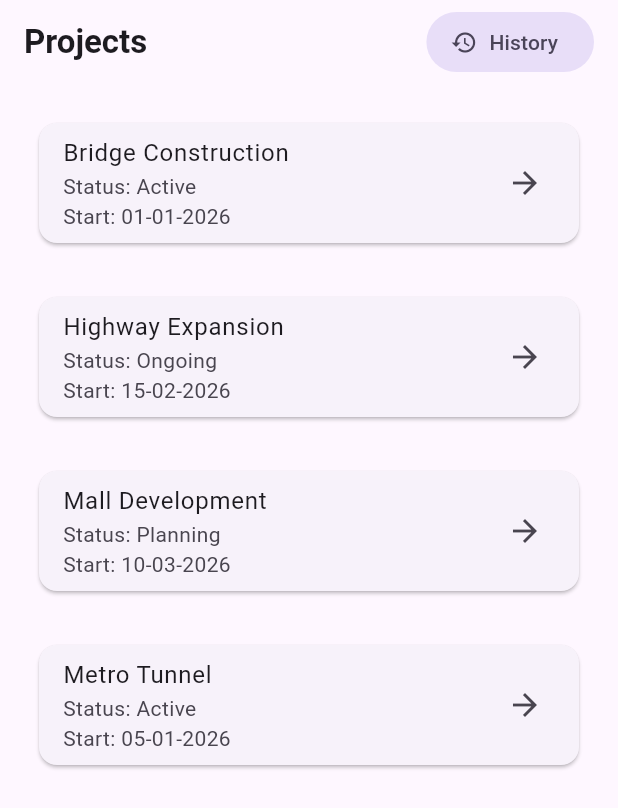
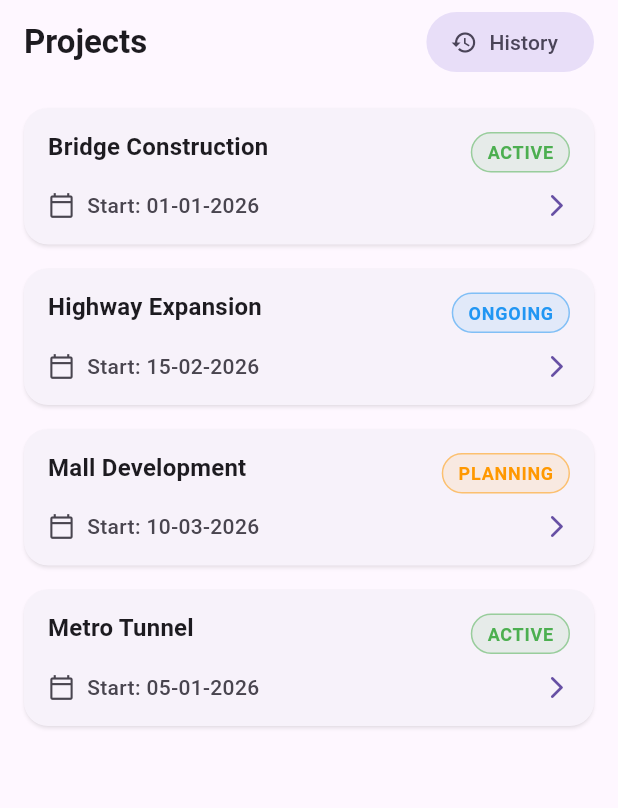
Before and after one commit to KrishPatel1605/drp_app, a Flutter app: the ProjectListScreen screen opened directly, on a phone screen of 412 x 824 dp. Shown: the top 808 px of the screen. Run offline on Flutter 3.47's test engine with Material 3 defaults, Android fonts, the phone set to English and light mode, and no system bars; our stand-ins replace image_picker.

Commit message:
project card ui update with a color helper file

```diff
--- /dev/null
+++ b/lib/utils/status_color_helper.dart
@@ -0,0 +1,16 @@
+import 'package:flutter/material.dart';
+
+class StatusColorHelper {
+  static Color getColor(String status) {
+    switch (status.toLowerCase()) {
+      case 'active':
+        return Colors.green;
+      case 'ongoing':
+        return Colors.blue;
+      case 'planning':
+        return Colors.orange;
+      default:
+        return Colors.grey;
+    }
+  }
+}
--- a/lib/widgets/project_card.dart
+++ b/lib/widgets/project_card.dart
@@ -1,6 +1,7 @@
 import 'package:flutter/material.dart';
 import '../models/project.dart';
 import '../screens/dpr_form_screen.dart';
+import '../utils/status_color_helper.dart';
 
 class ProjectCard extends StatelessWidget {
   final Project project;
@@ -9,12 +10,18 @@ class ProjectCard extends StatelessWidget {
 
   @override
   Widget build(BuildContext context) {
+    final theme = Theme.of(context);
+    final statusColor = StatusColorHelper.getColor(project.status);
+
     return Card(
-      margin: const EdgeInsets.all(10),
-      child: ListTile(
-        title: Text(project.name),
-        subtitle: Text("Status: ${project.status}\nStart: ${project.startDate}"),
-        trailing: const Icon(Icons.arrow_forward),
+      elevation: 1,
+      shadowColor: Colors.black.withOpacity(0.4),
+      margin: EdgeInsets.zero,
+      shape: RoundedRectangleBorder(
+        borderRadius: BorderRadius.circular(16),
+      ),
+      clipBehavior: Clip.antiAlias,
+      child: InkWell(
         onTap: () {
           Navigator.push(
             context,
@@ -23,6 +30,75 @@ class ProjectCard extends StatelessWidget {
             ),
           );
         },
+        child: Padding(
+          padding: const EdgeInsets.all(16.0),
+          child: Column(
+            crossAxisAlignment: CrossAxisAlignment.start,
+            children: [
+
+              Row(
+                mainAxisAlignment: MainAxisAlignment.spaceBetween,
+                crossAxisAlignment: CrossAxisAlignment.start,
+                children: [
+                  Expanded(
+                    child: Text(
+                      project.name,
+                      style: theme.textTheme.titleMedium?.copyWith(
+                        fontWeight: FontWeight.bold,
+                        height: 1.2,
+                      ),
+                    ),
+                  ),
+                  const SizedBox(width: 12),
+
+                  Container(
+                    padding: const EdgeInsets.symmetric(horizontal: 10, vertical: 4),
+                    decoration: BoxDecoration(
+                      color: statusColor.withOpacity(0.1),
+                      border: Border.all(color: statusColor.withOpacity(0.5)),
+                      borderRadius: BorderRadius.circular(20),
+                    ),
+                    child: Text(
+                      project.status.toUpperCase(),
+                      style: TextStyle(
+                        color: statusColor,
+                        fontSize: 12,
+                        fontWeight: FontWeight.bold,
+                        letterSpacing: 0.5,
+                      ),
+                    ),
+                  ),
+                ],
+              ),
+
+              const SizedBox(height: 12),
+
+              Row(
+                children: [
+                  Icon(
+                    Icons.calendar_today_outlined,
+                    size: 18,
+                    color: theme.colorScheme.onSurfaceVariant,
+                  ),
+                  const SizedBox(width: 8),
+                  Text(
+                    "Start: ${project.startDate}",
+                    style: theme.textTheme.bodyMedium?.copyWith(
+                      color: theme.colorScheme.onSurfaceVariant,
+                      fontWeight: FontWeight.w500,
+                    ),
+                  ),
+                  const Spacer(),
+                  Icon(
+                    Icons.arrow_forward_ios_rounded,
+                    size: 18,
+                    color: theme.colorScheme.primary,
+                  ),
+                ],
+              ),
+            ],
+          ),
+        ),
       ),
     );
   }
```
